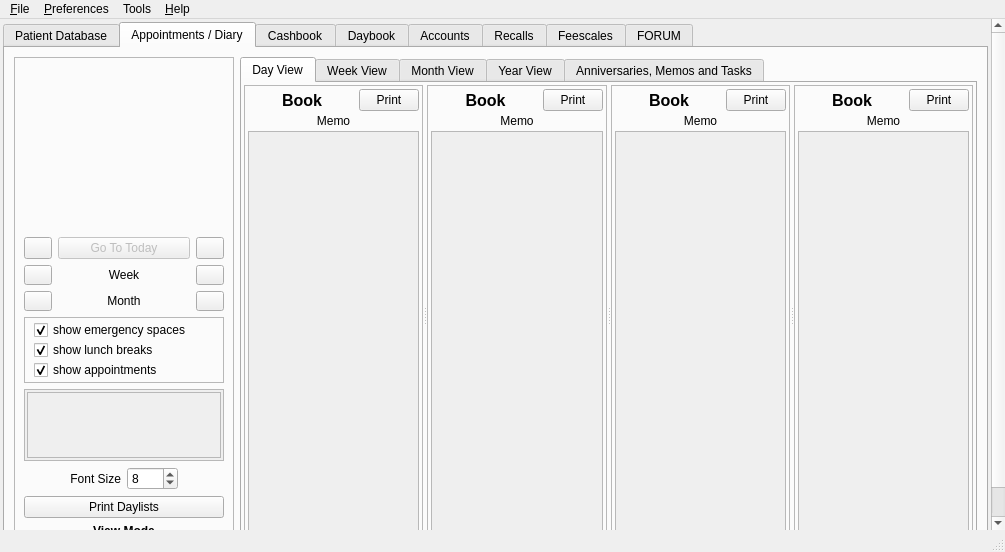
Before: the Qt Designer form src/openmolar/qt-designer/main.ui in rowinggolfer/openmolar1, drawn with Qt 5.
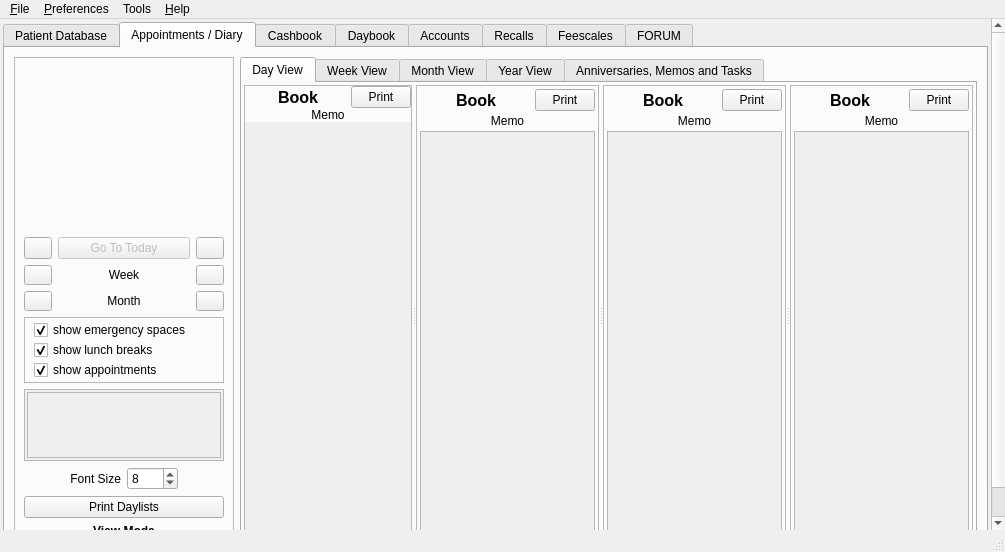
After: the same form once the commit is applied. Icons and pictures are not drawn.

```diff
--- a/src/openmolar/qt-designer/main.ui
+++ b/src/openmolar/qt-designer/main.ui
@@ -61,7 +61,7 @@
        <property name="geometry">
         <rect>
          <x>0</x>
-         <y>-54</y>
+         <y>0</y>
          <width>989</width>
          <height>560</height>
         </rect>
@@ -3989,10 +3989,10 @@
                    </property>
                    <layout class="QGridLayout" name="gridLayout_11">
                     <property name="margin">
-                     <number>3</number>
+                     <number>0</number>
                     </property>
                     <property name="spacing">
-                     <number>3</number>
+                     <number>0</number>
                     </property>
                     <item row="0" column="0">
                      <widget class="QLabel" name="apptFrameLabel1">
@@ -4042,6 +4042,12 @@
                     </item>
                     <item row="2" column="0" colspan="2">
                      <widget class="QScrollArea" name="appt1scrollArea">
+                      <property name="frameShape">
+                       <enum>QFrame::NoFrame</enum>
+                      </property>
+                      <property name="frameShadow">
+                       <enum>QFrame::Plain</enum>
+                      </property>
                       <property name="widgetResizable">
                        <bool>true</bool>
                       </property>
@@ -4050,8 +4056,8 @@
                         <rect>
                          <x>0</x>
                          <y>0</y>
-                         <width>164</width>
-                         <height>414</height>
+                         <width>163</width>
+                         <height>430</height>
                         </rect>
                        </property>
                        <layout class="QVBoxLayout" name="_2"/>
@@ -4140,7 +4146,7 @@
                         <rect>
                          <x>0</x>
                          <y>0</y>
-                         <width>163</width>
+                         <width>167</width>
                          <height>414</height>
                         </rect>
                        </property>
@@ -4229,7 +4235,7 @@
                         <rect>
                          <x>0</x>
                          <y>0</y>
-                         <width>164</width>
+                         <width>167</width>
                          <height>414</height>
                         </rect>
                        </property>
@@ -4273,7 +4279,7 @@
                         <rect>
                          <x>0</x>
                          <y>0</y>
-                         <width>163</width>
+                         <width>167</width>
                          <height>414</height>
                         </rect>
                        </property>
```
Left out of the diff: 6 changed lines with no effect on the pictures.
